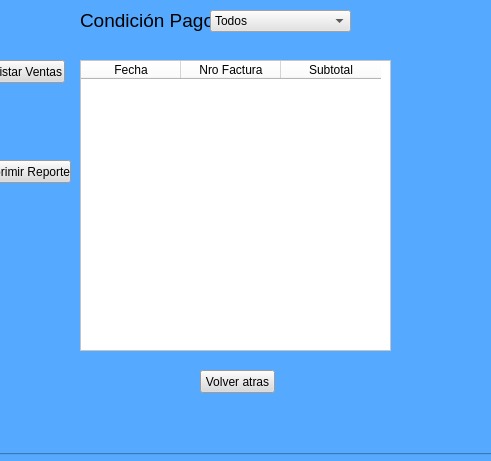
Old version of the form Views/informeDeVentas.ui in the repository Miguel8819/Sistema_TweetyTesis; both pictures show x 262 to 753 and y 176 to 637 of the 950 by 637 pixel window.
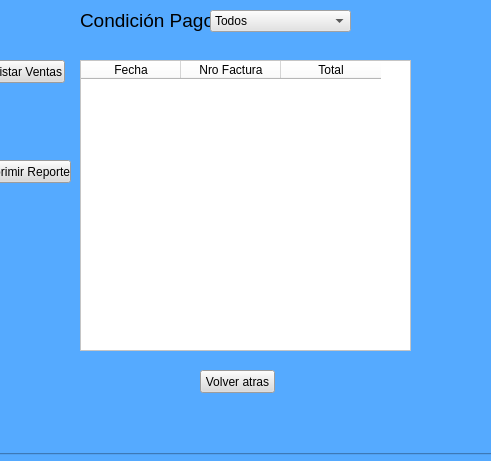
New version of the form. The open tabs and pages were chosen to show the change. Icons and pictures are not drawn.

Commit message: interfaz informe ventas modificado

```diff
--- a/Views/informeDeVentas.ui
+++ b/Views/informeDeVentas.ui
@@ -600,7 +600,7 @@
       <rect>
        <x>340</x>
        <y>200</y>
-       <width>311</width>
+       <width>331</width>
        <height>291</height>
       </rect>
      </property>
@@ -622,7 +622,7 @@
      </column>
      <column>
       <property name="text">
-       <string>Subtotal</string>
+       <string>Total</string>
       </property>
      </column>
     </widget>
```
The commit also changes 1 other file.
